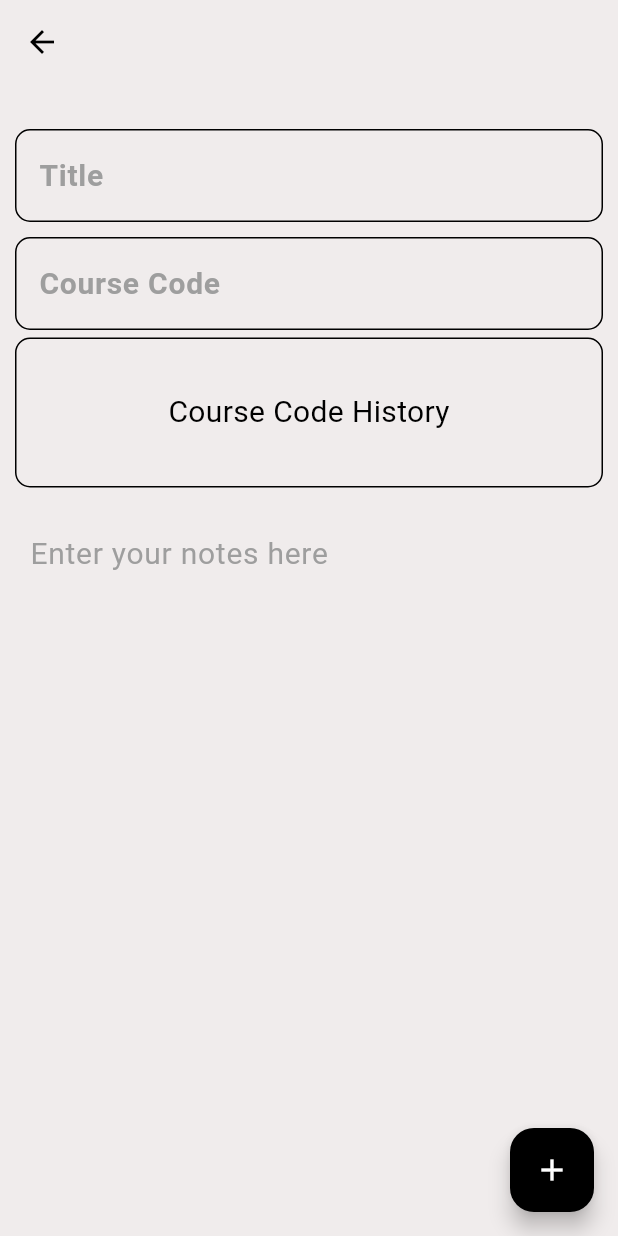
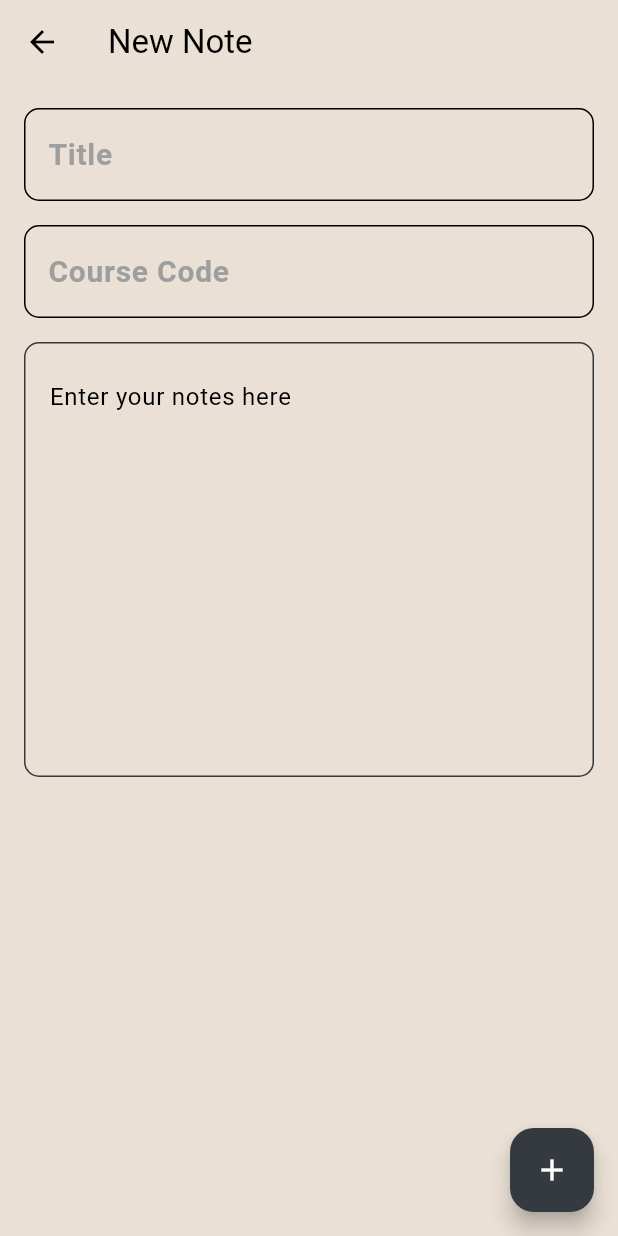
Before and after one commit to davidmax2x/Taskit, a Flutter app: the EditNotes screen opened by its route, on a phone screen of 412 x 824 dp. Run offline on Flutter 3.47's test engine with Material 3 defaults, Android fonts, the phone set to English and light mode, and no system bars; our stand-ins replace bottom_navy_bar, flutter_slidable, font_awesome_flutter, lucide_icons_flutter.

Commit message:
used Cusor to correct some code

```diff
--- /dev/null
+++ b/devtools_options.yaml
@@ -0,0 +1,3 @@
+description: This file stores settings for Dart & Flutter DevTools.
+documentation: https://docs.flutter.dev/tools/devtools/extensions#configure-extension-enablement-states
+extensions:
--- a/lib/Components/form_tf.dart
+++ b/lib/Components/form_tf.dart
@@ -51,7 +51,7 @@ class FormTf extends StatelessWidget {
           ),
         ),
         filled: true,
-        fillColor: Theme.of(context).colorScheme.surface,
+        fillColor: Theme.of(context).colorScheme.primary,
       ),
     );
   }
--- a/lib/Edit pages/edit_nootes.dart
+++ b/lib/Edit pages/edit_nootes.dart
@@ -16,6 +16,8 @@ class _EditNotesState extends State<EditNotes> {
   late TextEditingController titleController;
   late TextEditingController courseController;
   late TextEditingController contentController;
+  bool _isEditing = false;
+  Note? _originalNote;
 
   @override
   void initState() {
@@ -23,6 +25,21 @@ class _EditNotesState extends State<EditNotes> {
     titleController = TextEditingController();
     courseController = TextEditingController();
     contentController = TextEditingController();
+  }
+
+  @override
+  void didChangeDependencies() {
+    super.didChangeDependencies();
+    final Note? note = ModalRoute.of(context)?.settings.arguments as Note?;
+    debugPrint('Received note: ${note?.title}');
+    if (note != null && _originalNote != note) {
+      debugPrint('Setting up note for editing');
+      _originalNote = note;
+      _isEditing = true;
+      titleController.text = note.title;
+      courseController.text = note.courseCode;
+      contentController.text = note.content;
+    }
   }
 
   @override
@@ -35,107 +52,149 @@ class _EditNotesState extends State<EditNotes> {
 
   @override
   Widget build(BuildContext context) {
-    final Note? note = ModalRoute.of(context)!.settings.arguments as Note?;
-    debugPrint('Received note: ${note?.title}');
-
-    if (note != null) {
-      titleController.text = note.title;
-      courseController.text = note.courseCode;
-      contentController.text = note.content;
-    }
-
     return SafeArea(
       child: Scaffold(
         backgroundColor: Theme.of(context).colorScheme.surface,
+        appBar: AppBar(
+          backgroundColor: Theme.of(context).colorScheme.surface,
+          title: Text(_isEditing ? 'Edit Note' : 'New Note'),
+          actions: [
+            if (_isEditing)
+              IconButton(
+                icon: const Icon(Icons.delete),
+                onPressed: () => _showDeleteDialog(context),
+              ),
+          ],
+        ),
         floatingActionButton: FloatingActionButton(
           backgroundColor: Theme.of(context).colorScheme.secondary,
-          onPressed: () {
-            Note newNote = Note(
-              title: titleController.text,
-              courseCode: courseController.text,
-              content: contentController.text,
-              lastEdited: DateTime.now(),
-            );
-            setState(() {
-              if (note != null) {
-                context.read<NoteProvider>().updateNote(
-                  newNote,
-                  context.read<NoteProvider>().notes.indexOf(note),
-                );
-              } else {
-                context.read<NoteProvider>().addnotes(newNote);
-              }
-              Navigator.of(context).pop();
-            });
-          },
-          child: const Icon(Icons.add),
+          onPressed: () => _saveNote(context),
+          child: Icon(_isEditing ? Icons.save : Icons.add),
         ),
-        appBar: AppBar(),
-        body: SingleChildScrollView(
-          controller: ScrollController(),
-          child: Padding(
-            padding: const EdgeInsets.all(10),
-            child: Column(
-              mainAxisAlignment: MainAxisAlignment.start,
-              children: [
-                const SizedBox(height: 20),
-                NoteTextField(
-                  controller: titleController,
-                  hintText: 'Title',
-                ),
-                const SizedBox(height: 10),
-                NoteTextField(
-                  controller: courseController,
-                  hintText: 'Course Code',
-                ),
-                const SizedBox(height: 5),
-                Container(
-                  height: 100,
-                  width: double.infinity,
-                  decoration: BoxDecoration(
-                    color: Theme.of(context).colorScheme.surface,
-                    borderRadius: BorderRadius.circular(10),
-                    border: Border.all(
-                      width: 1,
-                      color: Theme.of(context).colorScheme.secondary,
-                    ),
+        body: Consumer<NoteProvider>(
+          builder: (context, provider, child) {
+            if (provider.isLoading) {
+              return const Center(child: CircularProgressIndicator());
+            }
+
+            return SingleChildScrollView(
+              padding: const EdgeInsets.all(16),
+              child: Column(
+                children: [
+                  NoteTextField(
+                    controller: titleController,
+                    hintText: 'Title',
                   ),
-                  child: Center(
-                    child: Text(
-                      'Course Code History',
-                      style: TextStyle(
-                        color: Theme.of(context).colorScheme.secondary,
-                        fontSize: 20,
+                  const SizedBox(height: 16),
+                  NoteTextField(
+                    controller: courseController,
+                    hintText: 'Course Code',
+                  ),
+                  const SizedBox(height: 16),
+                  _buildContentField(context),
+                  if (provider.error != null)
+                    Padding(
+                      padding: const EdgeInsets.all(8.0),
+                      child: Text(
+                        provider.error!,
+                        style: TextStyle(
+                            color: Theme.of(context).colorScheme.error),
                       ),
                     ),
-                  ),
-                ),
-                const SizedBox(height: 10),
-                Padding(
-                  padding: const EdgeInsets.all(10.0),
-                  child: TextField(
-                    controller: contentController,
-                    maxLines: null,
-                    style: TextStyle(
-                      color: Theme.of(context).colorScheme.secondary,
-                      fontSize: 20,
-                      fontWeight: FontWeight.w400,
-                    ),
-                    textCapitalization: TextCapitalization.sentences,
-                    cursorColor: Theme.of(context).colorScheme.secondary,
-                    keyboardType: TextInputType.multiline,
-                    decoration: const InputDecoration(
-                      hintText: 'Enter your notes here',
-                      hintStyle: TextStyle(color: Colors.grey),
-                      border: InputBorder.none,
-                    ),
-                  ),
-                ),
-              ],
-            ),
-          ),
+                ],
+              ),
+            );
+          },
         ),
       ),
     );
   }
+
+  Widget _buildContentField(BuildContext context) {
+    return Container(
+      decoration: BoxDecoration(
+        border: Border.all(
+          color: Theme.of(context).colorScheme.secondary,
+          width: 1,
+        ),
+        borderRadius: BorderRadius.circular(10),
+      ),
+      padding: const EdgeInsets.all(16),
+      child: TextField(
+        controller: contentController,
+        maxLines: null,
+        minLines: 10,
+        decoration: const InputDecoration(
+          hintText: 'Enter your notes here',
+          border: InputBorder.none,
+        ),
+        style: TextStyle(
+          color: Theme.of(context).colorScheme.secondary,
+        ),
+      ),
+    );
+  }
+
+  Future<void> _saveNote(BuildContext context) async {
+    if (titleController.text.isEmpty || courseController.text.isEmpty) {
+      ScaffoldMessenger.of(context).showSnackBar(
+        const SnackBar(content: Text('Please fill in all required fields')),
+      );
+      return;
+    }
+
+    final note = Note(
+      title: titleController.text,
+      courseCode: courseController.text,
+      content: contentController.text,
+      lastEdited: DateTime.now(),
+    );
+
+    try {
+      if (_isEditing && _originalNote != null) {
+        final index =
+            context.read<NoteProvider>().notes.indexOf(_originalNote!);
+        await context.read<NoteProvider>().updateNote(note, index);
+      } else {
+        await context.read<NoteProvider>().addNote(note);
+      }
+      if (mounted) Navigator.pop(context);
+    } catch (e) {
+      if (mounted) {
+        ScaffoldMessenger.of(context).showSnackBar(
+          SnackBar(content: Text('Error: ${e.toString()}')),
+        );
+      }
+    }
+  }
+
+  Future<void> _showDeleteDialog(BuildContext context) async {
+    return showDialog(
+      context: context,
+      builder: (context) => AlertDialog(
+        title: const Text('Delete Note'),
+        content: const Text('Are you sure you want to delete this note?'),
+        actions: [
+          TextButton(
+            onPressed: () => Navigator.pop(context),
+            child: const Text('Cancel'),
+          ),
+          TextButton(
+            onPressed: () async {
+              if (_originalNote != null) {
+                final index =
+                    context.read<NoteProvider>().notes.indexOf(_originalNote!);
+                await context.read<NoteProvider>().removeNote(index);
+                if (mounted) {
+                  Navigator.pop(context); // Close dialog
+                  Navigator.pop(context); // Return to notes list
+                }
+              }
+            },
+            child: const Text('Delete'),
+          ),
+        ],
+      ),
+    );
+  }
 }
--- a/lib/Providers/NoteProvider.dart
+++ b/lib/Providers/NoteProvider.dart
@@ -1,21 +1,52 @@
 import 'package:flutter/material.dart';
 import 'package:taskit/model/Note.dart';
 
-class NoteProvider extends ChangeNotifier {
-  List<Note> notes = [];
+class NoteProvider with ChangeNotifier {
+  bool _isLoading = false;
+  String? _error;
+  final List<Note> _notes = [];
+  String _searchQuery = '';
 
-  void addnotes(Note newNote) {
-    notes.add(newNote);
+  bool get isLoading => _isLoading;
+  String? get error => _error;
+  List<Note> get notes => _notes;
+
+  List<Note> get filteredNotes {
+    if (_searchQuery.isEmpty) return _notes;
+    return _notes.where((note) {
+      return note.title.toLowerCase().contains(_searchQuery.toLowerCase()) ||
+          note.courseCode.toLowerCase().contains(_searchQuery.toLowerCase()) ||
+          note.content.toLowerCase().contains(_searchQuery.toLowerCase());
+    }).toList();
+  }
+
+  void updateSearchQuery(String query) {
+    _searchQuery = query;
     notifyListeners();
   }
 
-  void removeNotes(int index) {
-    notes.removeAt(index);
+  Future<void> addNote(Note note) async {
+    _isLoading = true;
+    _error = null;
+    notifyListeners();
+
+    try {
+      _notes.add(note);
+    } catch (e) {
+      _error = e.toString();
+    } finally {
+      _isLoading = false;
+      notifyListeners();
+    }
+  }
+
+  Future<void> removeNote(int index) async {
+    _notes.removeAt(index);
     notifyListeners();
   }
 
-  void updateNote(Note updatedNote, int index) {
-    notes[index] = updatedNote;
+  Future<void> updateNote(Note note, int index) async {
+    _notes[index] = note;
     notifyListeners();
   }
 }
--- a/lib/model/Note.dart
+++ b/lib/model/Note.dart
@@ -1,12 +1,15 @@
 class Note {
-  String title;
-  DateTime lastEdited;
-  String content;
-  String courseCode;
+  final String title;
+  final String courseCode;
+  final String content;
+  final DateTime lastEdited;
+
   Note({
     required this.title,
+    required this.courseCode,
+    required this.content,
     required this.lastEdited,
-    required this.content,
-    required this.courseCode,
   });
+
+  bool get isValid => title.isNotEmpty && courseCode.isNotEmpty;
 }
--- a/lib/onboarding/login.dart
+++ b/lib/onboarding/login.dart
@@ -66,7 +66,7 @@ class _LoginState extends State<Login> {
           height: 70,
           minWidth: 450,
           padding: const EdgeInsets.symmetric(horizontal: 30, vertical: 10),
-          color: Theme.of(context).colorScheme.surface,
+          color: Theme.of(context).colorScheme.secondary,
           onPressed: () {
             setState(() {
               Navigator.of(context).push(MaterialPageRoute(
@@ -79,7 +79,7 @@ class _LoginState extends State<Login> {
           child: Text(
             'Login',
             style: TextStyle(
-                color: Theme.of(context).colorScheme.secondary,
+                color: Theme.of(context).colorScheme.primary,
                 fontSize: 20,
                 fontWeight: FontWeight.w600),
           ),
--- a/lib/onboarding/register.dart
+++ b/lib/onboarding/register.dart
@@ -75,14 +75,14 @@ class _RegisterState extends State<Register> {
           height: 70,
           minWidth: 450,
           padding: const EdgeInsets.symmetric(horizontal: 30, vertical: 10),
-          color: Theme.of(context).colorScheme.surface,
+          color: Theme.of(context).colorScheme.secondary,
           onPressed: () {},
           shape:
               RoundedRectangleBorder(borderRadius: BorderRadius.circular(10)),
           child: Text(
             'Register',
             style: TextStyle(
-                color: Theme.of(context).colorScheme.secondary,
+                color: Theme.of(context).colorScheme.primary,
                 fontSize: 20,
                 fontWeight: FontWeight.w600),
           ),
--- a/lib/styles/theme.dart
+++ b/lib/styles/theme.dart
@@ -4,18 +4,18 @@ ThemeData lightTheme = ThemeData(
   brightness: Brightness.light,
   hintColor: const Color.fromARGB(255, 44, 44, 44),
   colorScheme: const ColorScheme.light(
-    surface: Color.fromARGB(255, 240, 236, 236),
-    primary: Color.fromARGB(255, 44, 44, 44),
-    secondary: Colors.black,
-    tertiary: Colors.white,
+    surface: Color.fromRGBO(234, 224, 213, 1),
+    primary: Color.fromRGBO(233, 236, 239, 1),
+    secondary: Color.fromRGBO(52, 58, 64, 1),
+    tertiary: Color.fromRGBO(248, 249, 250, 1),
   ),
 );
 
 ThemeData darkTheme = ThemeData(
   brightness: Brightness.dark,
-  colorScheme: ColorScheme.dark(
-      surface: const Color.fromARGB(255, 19, 19, 19),
-      primary: Colors.grey.shade900,
-      secondary: Colors.white,
-      tertiary: Colors.black),
+  colorScheme: const ColorScheme.dark(
+      surface: Color.fromRGBO(10, 9, 8, 1),
+      primary: Color.fromRGBO(94, 80, 63, 1),
+      secondary: Color.fromRGBO(234, 224, 213, 1),
+      tertiary: Color.fromRGBO(34, 51, 59, 1)),
 );
```
Also changed, not shown: lib/Edit pages/Edit_schedule.dart (added, +111 -0 lines), lib/Providers/schedule_provider.dart (added, +23 -0 lines), lib/main.dart (+11 -8 lines), lib/models/schedule.dart (added, +13 -0 lines), lib/views/Note_view.dart (+28 -4 lines), lib/views/schedule_view.dart (+49 -13 lines), lib/model/schedule.dart (added), 2 other files.
